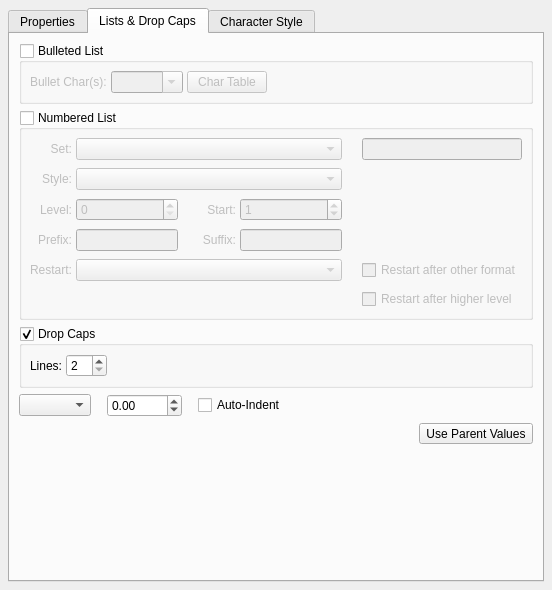
This is scribus/ui/smpstylewidget.ui in scribusproject/scribus as Qt 5 draws it before an edit. The edited form follows.
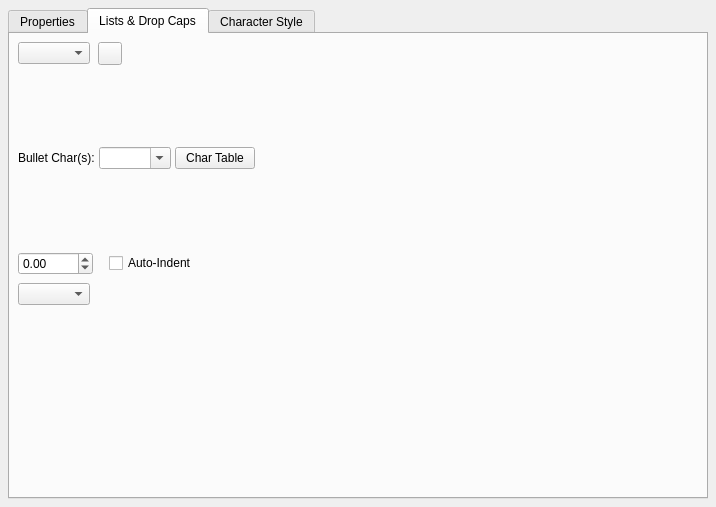
This is the edited form. The open tabs and pages were chosen to show the change. Custom widgets are drawn as their Qt base class.

What changed in the file:
```diff
--- a/scribus/ui/smpstylewidget.ui
+++ b/scribus/ui/smpstylewidget.ui
@@ -6,8 +6,8 @@
    <rect>
     <x>0</x>
     <y>0</y>
-    <width>552</width>
-    <height>590</height>
+    <width>716</width>
+    <height>507</height>
    </rect>
   </property>
   <layout class="QVBoxLayout">
@@ -982,39 +982,156 @@
       <attribute name="title">
        <string>Lists &amp;&amp; Drop Caps</string>
       </attribute>
-      <layout class="QVBoxLayout" name="verticalLayout_6">
+      <layout class="QVBoxLayout" name="verticalLayout_6" stretch="0,0,0,1">
+       <property name="spacing">
+        <number>8</number>
+       </property>
+       <property name="leftMargin">
+        <number>8</number>
+       </property>
+       <property name="topMargin">
+        <number>8</number>
+       </property>
+       <property name="rightMargin">
+        <number>8</number>
+       </property>
+       <property name="bottomMargin">
+        <number>8</number>
+       </property>
        <item>
-        <widget class="QGroupBox" name="bulletBox">
+        <layout class="QHBoxLayout" name="horizontalLayout_20">
+         <item>
+          <widget class="FormWidget" name="peLabel">
          <property name="sizePolicy">
           <sizepolicy hsizetype="Preferred" vsizetype="Minimum">
            <horstretch>0</horstretch>
            <verstretch>0</verstretch>
           </sizepolicy>
          </property>
-         <property name="title">
-          <string>Bulleted List</string>
-         </property>
-         <property name="checkable">
-          <bool>true</bool>
-         </property>
-         <property name="checked">
-          <bool>false</bool>
-         </property>
-         <layout class="QVBoxLayout" name="verticalLayout">
+           <property name="label" stdset="0">
+            <string/>
+           </property>
+           <layout class="QHBoxLayout" name="horizontalLayout_21">
+            <property name="leftMargin">
+             <number>0</number>
+            </property>
+            <property name="topMargin">
+             <number>0</number>
+            </property>
+            <property name="rightMargin">
+             <number>0</number>
+            </property>
+            <property name="bottomMargin">
+             <number>0</number>
+            </property>
+            <item>
+             <widget class="QComboBox" name="peCombo"/>
+            </item>
+           </layout>
+          </widget>
+         </item>
+         <item>
+          <widget class="QToolButton" name="parentParEffectsButton">
+           <property name="text">
+            <string/>
+           </property>
+          </widget>
+         </item>
+         <item>
+          <spacer name="horizontalSpacer_3">
+           <property name="orientation">
+            <enum>Qt::Orientation::Horizontal</enum>
+           </property>
+           <property name="sizeHint" stdset="0">
+            <size>
+             <width>0</width>
+             <height>20</height>
+            </size>
+           </property>
+          </spacer>
+         </item>
+        </layout>
+       </item>
+       <item>
+        <widget class="StackedContainer" name="stackedWidget">
+         <property name="currentIndex">
+          <number>0</number>
+         </property>
+         <widget class="QWidget" name="pageDropCaps">
+          <layout class="QVBoxLayout" name="verticalLayout_11">
           <property name="spacing">
            <number>4</number>
           </property>
           <property name="leftMargin">
-           <number>8</number>
+            <number>0</number>
           </property>
           <property name="topMargin">
-           <number>8</number>
+            <number>0</number>
           </property>
           <property name="rightMargin">
-           <number>8</number>
+            <number>0</number>
           </property>
           <property name="bottomMargin">
-           <number>8</number>
+            <number>0</number>
+           </property>
+           <item>
+            <layout class="QHBoxLayout" name="dropCapsBoxLayout">
+             <item>
+              <widget class="QLabel" name="dropCapsLineLabel">
+               <property name="text">
+                <string>Lines:</string>
+               </property>
+               <property name="buddy">
+                <cstring>dropCapLines</cstring>
+               </property>
+              </widget>
+             </item>
+             <item>
+              <widget class="SMSpinBox" name="dropCapLines">
+               <property name="toolTip">
+                <string>Drop Cap Lines</string>
+               </property>
+               <property name="minimum">
+                <number>2</number>
+               </property>
+               <property name="maximum">
+                <number>20</number>
+               </property>
+              </widget>
+             </item>
+             <item>
+              <spacer name="horizontalSpacer_2">
+               <property name="orientation">
+                <enum>Qt::Orientation::Horizontal</enum>
+               </property>
+               <property name="sizeHint" stdset="0">
+                <size>
+                 <width>40</width>
+                 <height>20</height>
+                </size>
+               </property>
+              </spacer>
+             </item>
+            </layout>
+           </item>
+          </layout>
+         </widget>
+         <widget class="QWidget" name="pageBullet">
+          <layout class="QVBoxLayout" name="verticalLayout_9">
+           <property name="spacing">
+            <number>4</number>
+           </property>
+           <property name="leftMargin">
+            <number>0</number>
+           </property>
+           <property name="topMargin">
+            <number>0</number>
+           </property>
+           <property name="rightMargin">
+            <number>0</number>
+           </property>
+           <property name="bottomMargin">
+            <number>0</number>
           </property>
           <item>
            <layout class="QHBoxLayout" name="horizontalLayout_7" stretch="0,0,0,1">
@@ -1083,39 +1200,22 @@
           </item>
          </layout>
         </widget>
-       </item>
-       <item>
-        <widget class="QGroupBox" name="numBox">
-         <property name="sizePolicy">
-          <sizepolicy hsizetype="Preferred" vsizetype="Minimum">
-           <horstretch>0</horstretch>
-           <verstretch>0</verstretch>
-          </sizepolicy>
-         </property>
-         <property name="title">
-          <string>Numbered List</string>
-         </property>
-         <property name="checkable">
-          <bool>true</bool>
-         </property>
-         <property name="checked">
-          <bool>false</bool>
-         </property>
-         <layout class="QVBoxLayout" name="verticalLayout_5">
+         <widget class="QWidget" name="pageNumbered">
+          <layout class="QVBoxLayout" name="verticalLayout_10">
           <property name="spacing">
            <number>4</number>
           </property>
           <property name="leftMargin">
-           <number>8</number>
+            <number>0</number>
           </property>
           <property name="topMargin">
-           <number>8</number>
+            <number>0</number>
           </property>
           <property name="rightMargin">
-           <number>8</number>
+            <number>0</number>
           </property>
           <property name="bottomMargin">
-           <number>8</number>
+            <number>0</number>
           </property>
           <item>
            <layout class="QGridLayout" name="gridLayout_2" columnstretch="0,0,0,0,0,0,0,1">
@@ -1339,122 +1439,31 @@
           </item>
          </layout>
         </widget>
+        </widget>
        </item>
        <item>
-        <widget class="QGroupBox" name="dropCapsBox">
-         <property name="sizePolicy">
-          <sizepolicy hsizetype="Preferred" vsizetype="Minimum">
-           <horstretch>0</horstretch>
-           <verstretch>0</verstretch>
-          </sizepolicy>
-         </property>
-         <property name="title">
-          <string>Drop Caps</string>
-         </property>
-         <property name="checkable">
-          <bool>true</bool>
-         </property>
-         <property name="checked">
-          <bool>true</bool>
-         </property>
-         <layout class="QVBoxLayout" name="_2">
+        <widget class="QWidget" name="peGroup" native="true">
+         <layout class="QVBoxLayout" name="verticalLayout">
           <property name="spacing">
-           <number>4</number>
+           <number>8</number>
           </property>
           <property name="leftMargin">
-           <number>8</number>
+           <number>0</number>
           </property>
           <property name="topMargin">
-           <number>8</number>
+           <number>0</number>
           </property>
           <property name="rightMargin">
-           <number>8</number>
+           <number>0</number>
           </property>
           <property name="bottomMargin">
-           <number>8</number>
+           <number>0</number>
           </property>
-          <item>
-           <layout class="QHBoxLayout" name="dropCapsBoxLayout">
-            <item>
-             <widget class="QLabel" name="dropCapsLineLabel">
-              <property name="text">
-               <string>Lines:</string>
-              </property>
-              <property name="buddy">
-               <cstring>dropCapLines</cstring>
-              </property>
-             </widget>
-            </item>
-            <item>
-             <widget class="SMSpinBox" name="dropCapLines">
-              <property name="toolTip">
-               <string>Drop Cap Lines</string>
-              </property>
-              <property name="minimum">
-               <number>2</number>
-              </property>
-              <property name="maximum">
-               <number>20</number>
-              </property>
-             </widget>
-            </item>
-            <item>
-             <spacer name="horizontalSpacer_2">
-              <property name="orientation">
-               <enum>Qt::Orientation::Horizontal</enum>
-              </property>
-              <property name="sizeHint" stdset="0">
-               <size>
-                <width>40</width>
-                <height>20</height>
-               </size>
-              </property>
-             </spacer>
-            </item>
-           </layout>
-          </item>
-         </layout>
-        </widget>
-       </item>
        <item>
         <layout class="QHBoxLayout" name="horizontalLayout_12">
          <property name="spacing">
           <number>16</number>
          </property>
-         <item>
-          <widget class="FormWidget" name="parEffectCharStyleComboLabel">
-           <property name="sizePolicy">
-            <sizepolicy hsizetype="Preferred" vsizetype="Minimum">
-             <horstretch>0</horstretch>
-             <verstretch>0</verstretch>
-            </sizepolicy>
-           </property>
-           <property name="label" stdset="0">
-            <string>Style</string>
-           </property>
-           <layout class="QHBoxLayout" name="horizontalLayout_23">
-            <property name="leftMargin">
-             <number>0</number>
-            </property>
-            <property name="topMargin">
-             <number>0</number>
-            </property>
-            <property name="rightMargin">
-             <number>0</number>
-            </property>
-            <property name="bottomMargin">
-             <number>0</number>
-            </property>
-            <item>
-             <widget class="SMScComboBox" name="parEffectCharStyleCombo">
-              <property name="toolTip">
-               <string>Choose Character Style or leave blank to use default Paragraph Style</string>
-              </property>
-             </widget>
-            </item>
-           </layout>
-          </widget>
-         </item>
          <item>
           <widget class="FormWidget" name="distFromTextLabel">
            <property name="sizePolicy">
@@ -1553,10 +1562,44 @@
        <item>
         <layout class="QHBoxLayout" name="horizontalLayout_15">
          <property name="spacing">
-          <number>4</number>
+             <number>16</number>
          </property>
          <item>
-          <spacer name="spacer_10">
+             <widget class="FormWidget" name="parEffectCharStyleComboLabel">
+              <property name="sizePolicy">
+               <sizepolicy hsizetype="Preferred" vsizetype="Minimum">
+                <horstretch>0</horstretch>
+                <verstretch>0</verstretch>
+               </sizepolicy>
+              </property>
+              <property name="label" stdset="0">
+               <string>Style</string>
+              </property>
+              <layout class="QHBoxLayout" name="horizontalLayout_23">
+               <property name="leftMargin">
+                <number>0</number>
+               </property>
+               <property name="topMargin">
+                <number>0</number>
+               </property>
+               <property name="rightMargin">
+                <number>0</number>
+               </property>
+               <property name="bottomMargin">
+                <number>0</number>
+               </property>
+               <item>
+                <widget class="SMScComboBox" name="parEffectCharStyleCombo">
+                 <property name="toolTip">
+                  <string>Choose Character Style or leave blank to use default Paragraph Style</string>
+                 </property>
+                </widget>
+               </item>
+              </layout>
+             </widget>
+            </item>
+            <item>
+             <spacer name="horizontalSpacer_7">
            <property name="orientation">
             <enum>Qt::Orientation::Horizontal</enum>
            </property>
@@ -1568,17 +1611,10 @@
            </property>
           </spacer>
          </item>
-         <item>
-          <widget class="QToolButton" name="parentParEffectsButton">
-           <property name="enabled">
-            <bool>true</bool>
-           </property>
-           <property name="text">
-            <string>Use Parent Values</string>
-           </property>
-          </widget>
-         </item>
-        </layout>
+           </layout>
+          </item>
+         </layout>
+        </widget>
        </item>
        <item>
         <spacer name="verticalSpacer_2">
@@ -1646,6 +1682,11 @@
    <extends>QSpinBox</extends>
    <header>ui/smspinbox.h</header>
   </customwidget>
+  <customwidget>
+   <class>SMColorButton</class>
+   <extends>QToolButton</extends>
+   <header>ui/smcolorbutton.h</header>
+  </customwidget>
   <customwidget>
    <class>SMCheckBox</class>
    <extends>QCheckBox</extends>
@@ -1687,9 +1728,10 @@
    <container>1</container>
   </customwidget>
   <customwidget>
-   <class>SMColorButton</class>
-   <extends>QToolButton</extends>
-   <header>ui/smcolorbutton.h</header>
+   <class>StackedContainer</class>
+   <extends>QStackedWidget</extends>
+   <header>ui/widgets/stacked_container.h</header>
+   <container>1</container>
   </customwidget>
  </customwidgets>
  <tabstops>
```
Left out of the diff: 938 changed lines with no effect on the pictures. Lines whose indentation alone changed are shown as unchanged.
